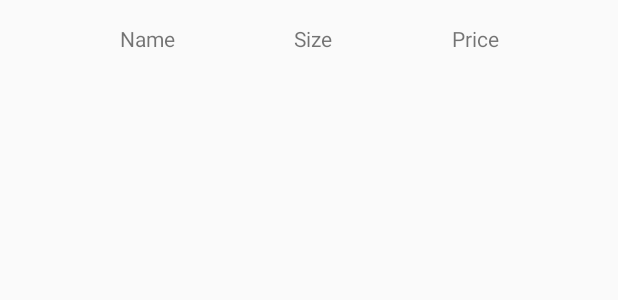
After one commit to komidawi/PizzaCostCalculator, an Android app: the layout list_item_pizza.xml on its own in the app's theme, with its tools: preview values and no code run, on a phone screen of 412 x 824 dp. The commit adds this screen. Shown: the top 300 px of the screen. Run offline under Robolectric (Android 15) with nearby library versions, the phone set to English and light mode, and no system bars.

Commit message:
[PCC-25] Feat: Add layout for Pizza list item

```diff
--- /dev/null
+++ b/app/src/main/res/layout/list_item_pizza.xml
@@ -0,0 +1,43 @@
+<?xml version="1.0" encoding="utf-8"?>
+<androidx.constraintlayout.widget.ConstraintLayout xmlns:android="http://schemas.android.com/apk/res/android"
+    xmlns:app="http://schemas.android.com/apk/res-auto"
+    xmlns:tools="http://schemas.android.com/tools"
+    android:layout_width="match_parent"
+    android:layout_height="wrap_content">
+
+    <TextView
+        android:id="@+id/pizza_name_display"
+        android:layout_width="wrap_content"
+        android:layout_height="wrap_content"
+        android:layout_marginStart="8dp"
+        android:layout_marginTop="16dp"
+        android:layout_marginBottom="16dp"
+        app:layout_constraintBottom_toBottomOf="parent"
+        app:layout_constraintEnd_toStartOf="@+id/pizza_size_display"
+        app:layout_constraintStart_toStartOf="parent"
+        app:layout_constraintTop_toTopOf="parent"
+        tools:text="Name" />
+
+    <TextView
+        android:id="@+id/pizza_size_display"
+        android:layout_width="wrap_content"
+        android:layout_height="wrap_content"
+        android:layout_marginStart="8dp"
+        android:layout_marginEnd="8dp"
+        app:layout_constraintBottom_toBottomOf="@+id/pizza_name_display"
+        app:layout_constraintEnd_toStartOf="@+id/pizza_price_display"
+        app:layout_constraintStart_toEndOf="@+id/pizza_name_display"
+        app:layout_constraintTop_toTopOf="@+id/pizza_name_display"
+        tools:text="Size" />
+
+    <TextView
+        android:id="@+id/pizza_price_display"
+        android:layout_width="wrap_content"
+        android:layout_height="wrap_content"
+        android:layout_marginEnd="8dp"
+        app:layout_constraintBottom_toBottomOf="@+id/pizza_size_display"
+        app:layout_constraintEnd_toEndOf="parent"
+        app:layout_constraintStart_toEndOf="@+id/pizza_size_display"
+        app:layout_constraintTop_toTopOf="@+id/pizza_size_display"
+        tools:text="Price" />
+</androidx.constraintlayout.widget.ConstraintLayout>
```
Also changed, not shown: app/src/main/java/com/github/komidawi/pizzacostcalculator/screen/list/PizzaListAdapter.kt (+19 -8 lines).
